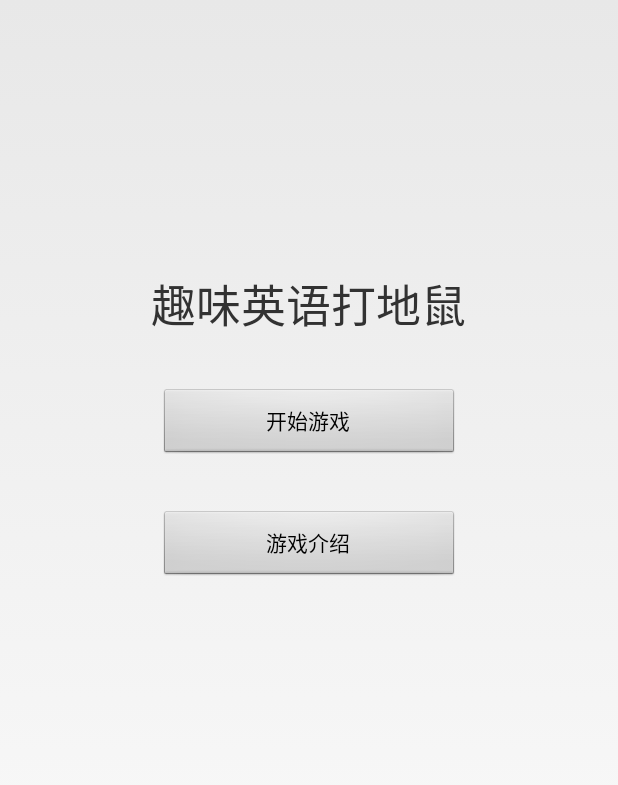
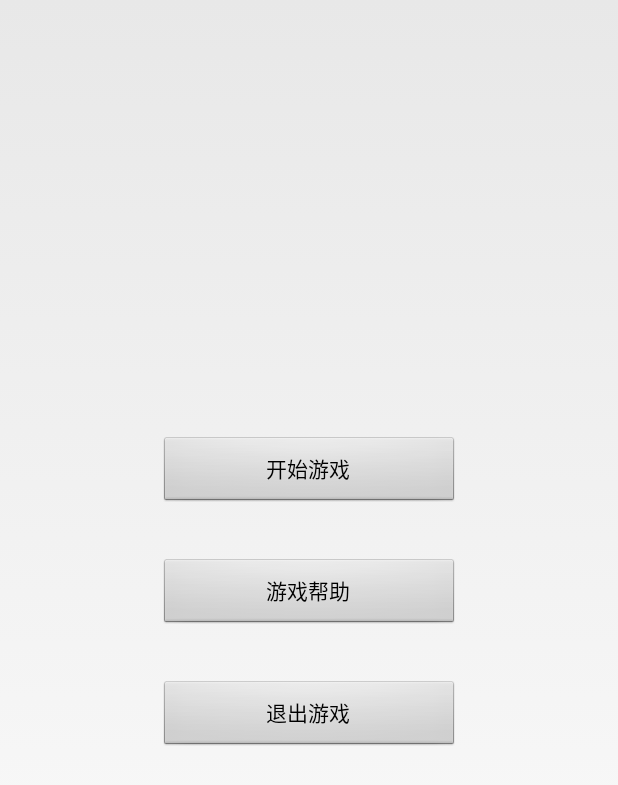
Before and after one commit to 755586/Whack-A-Mole, an Android app: the layout activity_main.xml on its own in the app's theme, with its tools: preview values and no code run, on a phone screen of 412 x 824 dp. Shown: the top 785 px of the screen. Run offline under Robolectric (Android 15) with nearby library versions, the phone set to English and light mode, and no system bars.

```diff
--- a/app/src/main/res/layout/activity_main.xml
+++ b/app/src/main/res/layout/activity_main.xml
@@ -6,26 +6,32 @@
         android:layout_height="match_parent">
 
     <TextView
-            android:id="@+id/main_title"
-            android:text="趣味英语打地鼠"
+            android:id="@+id/tv_main_title"
             android:layout_width="wrap_content"
             android:layout_height="wrap_content"
             android:textSize="30dp"
             android:layout_centerHorizontal="true"
-            android:layout_marginTop="180dp"/>
-    <Button android:id="@+id/main_btn_begin"
+            android:layout_marginTop="150dp"/>
+    <Button android:id="@+id/btn_main_begin"
             android:layout_width="200dp"
             android:layout_height="wrap_content"
-            android:layout_below="@id/main_title"
+            android:layout_below="@id/tv_main_title"
             android:layout_centerHorizontal="true"
             android:text="开始游戏"
-            android:layout_marginTop="50px"
-           /> >
-    <Button android:id="@+id/main_btn_info"
+            android:layout_marginTop="100dp"
+           />
+    <Button android:id="@+id/btn_main_help"
             android:layout_width="200dp"
             android:layout_height="wrap_content"
-            android:layout_below="@id/main_btn_begin"
+            android:layout_below="@id/btn_main_begin"
             android:layout_centerHorizontal="true"
-            android:text="游戏介绍"
+            android:text="游戏帮助"
+            android:layout_marginTop="50px"/>
+    <Button android:id="@+id/btn_main_exit"
+            android:layout_width="200dp"
+            android:layout_height="wrap_content"
+            android:layout_below="@id/btn_main_help"
+            android:layout_centerHorizontal="true"
+            android:text="退出游戏"
             android:layout_marginTop="50px"/>
 </RelativeLayout>
```
Also changed, not shown: app/src/main/AndroidManifest.xml (+6 -3 lines), app/src/main/java/com/ecjtu/utils/MyApplication.java (deleted, +0 -18 lines), app/src/main/java/com/ecjtu/whack_a_mole/activity/BaseActivity.java (added, +44 -0 lines), app/src/main/java/com/ecjtu/whack_a_mole/activity/GameActivity.java (added, +16 -0 lines), app/src/main/java/com/ecjtu/whack_a_mole/activity/MainActivity.java (+35 -1 lines), app/src/main/java/com/ecjtu/whack_a_mole/utll/MyApplication.java (added, +64 -0 lines).
